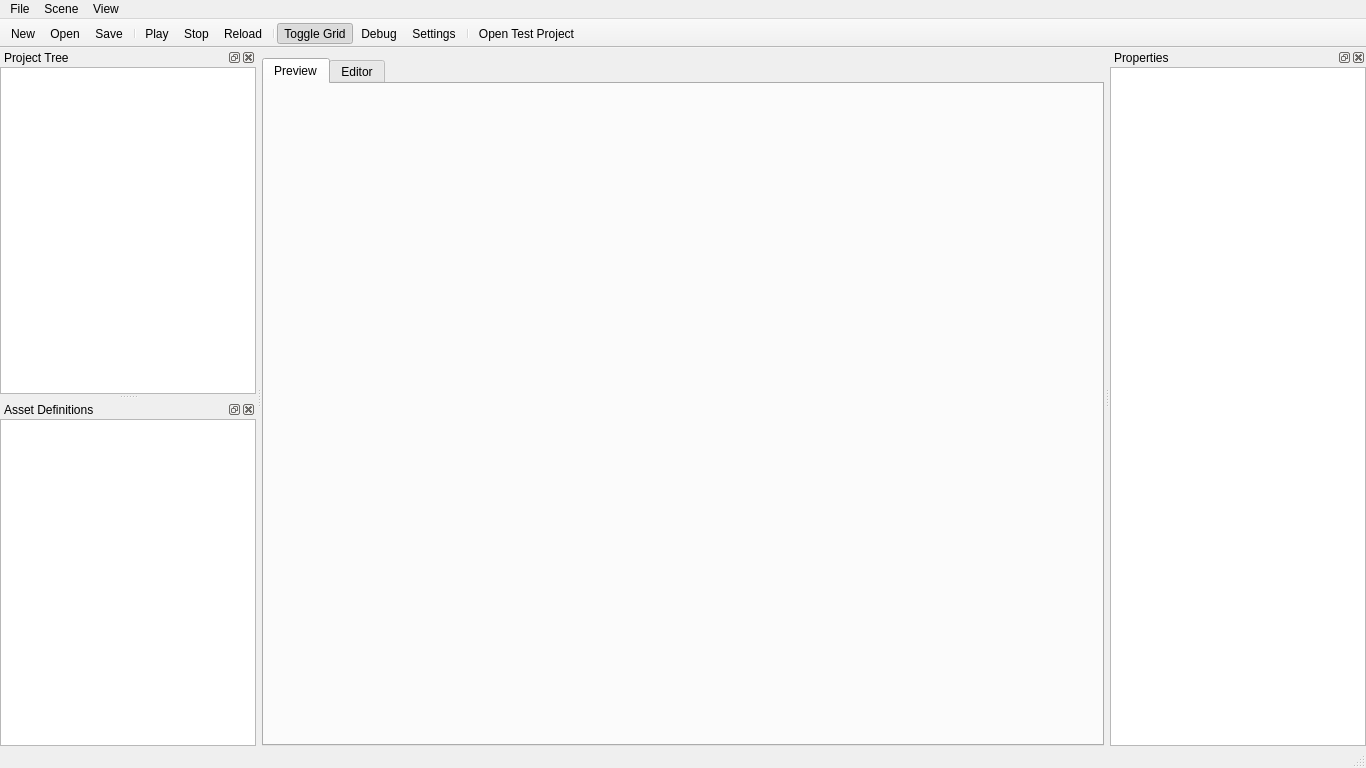
Qt form DreamToolQt/View/MainWindow.ui (BashEdThomps/dream-engine) before a commit.
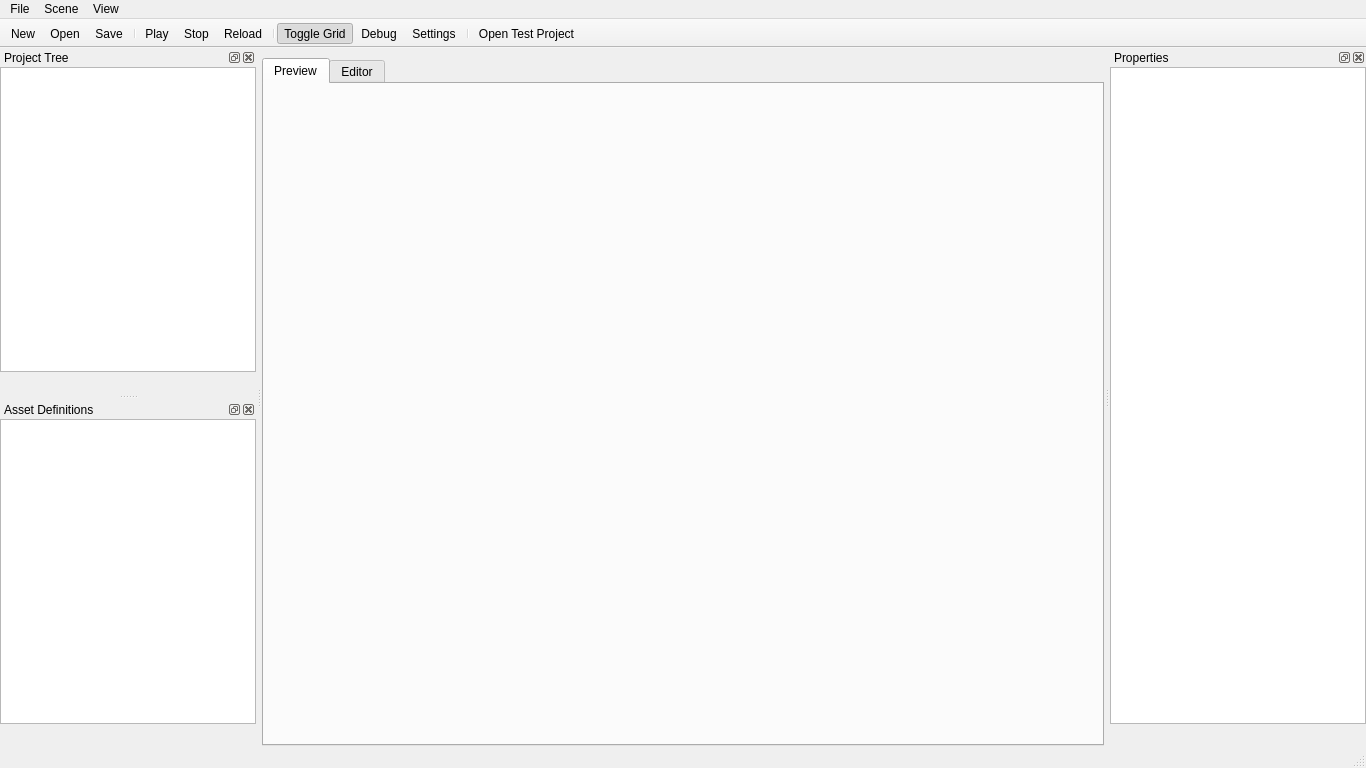
The same form after that commit. Icons and pictures are not drawn.

Diff of the .ui file:
```diff
--- a/DreamToolQt/View/MainWindow.ui
+++ b/DreamToolQt/View/MainWindow.ui
@@ -152,7 +152,15 @@
       <number>0</number>
      </property>
      <item>
+      <layout class="QVBoxLayout" name="verticalLayout_4">
+       <property name="spacing">
+        <number>0</number>
+       </property>
+       <item>
       <widget class="QTreeView" name="projectTreeView">
+         <property name="frameShadow">
+          <enum>QFrame::Sunken</enum>
+         </property>
        <property name="alternatingRowColors">
         <bool>true</bool>
        </property>
@@ -166,6 +174,80 @@
         <bool>false</bool>
        </property>
       </widget>
+       </item>
+       <item>
+        <layout class="QHBoxLayout" name="horizontalLayout">
+         <property name="spacing">
+          <number>0</number>
+         </property>
+         <item>
+          <spacer name="horizontalSpacer">
+           <property name="orientation">
+            <enum>Qt::Horizontal</enum>
+           </property>
+           <property name="sizeHint" stdset="0">
+            <size>
+             <width>40</width>
+             <height>20</height>
+            </size>
+           </property>
+          </spacer>
+         </item>
+         <item>
+          <widget class="QPushButton" name="projectTreeAddButton">
+           <property name="maximumSize">
+            <size>
+             <width>24</width>
+             <height>24</height>
+            </size>
+           </property>
+           <property name="text">
+            <string/>
+           </property>
+           <property name="icon">
+            <iconset resource="../Resources/Resources.qrc">
+             <normaloff>:/images/list-add.png</normaloff>:/images/list-add.png</iconset>
+           </property>
+           <property name="iconSize">
+            <size>
+             <width>24</width>
+             <height>24</height>
+            </size>
+           </property>
+           <property name="flat">
+            <bool>true</bool>
+           </property>
+          </widget>
+         </item>
+         <item>
+          <widget class="QPushButton" name="projectTreeRemoveButton">
+           <property name="maximumSize">
+            <size>
+             <width>24</width>
+             <height>24</height>
+            </size>
+           </property>
+           <property name="text">
+            <string/>
+           </property>
+           <property name="icon">
+            <iconset resource="../Resources/Resources.qrc">
+             <normaloff>:/images/list-remove.png</normaloff>:/images/list-remove.png</iconset>
+           </property>
+           <property name="iconSize">
+            <size>
+             <width>24</width>
+             <height>24</height>
+            </size>
+           </property>
+           <property name="flat">
+            <bool>true</bool>
+           </property>
+          </widget>
+         </item>
+        </layout>
+       </item>
+      </layout>
      </item>
     </layout>
    </widget>
@@ -195,6 +277,11 @@
       <number>0</number>
      </property>
      <item>
+      <layout class="QVBoxLayout" name="verticalLayout_6">
+       <property name="spacing">
+        <number>0</number>
+       </property>
+       <item>
       <widget class="QTreeView" name="propertiesTreeView">
        <property name="mouseTracking">
         <bool>false</bool>
@@ -234,6 +321,83 @@
        </attribute>
       </widget>
      </item>
+       <item>
+        <layout class="QHBoxLayout" name="horizontalLayout_3">
+         <property name="spacing">
+          <number>0</number>
+         </property>
+         <item>
+          <widget class="QPushButton" name="propertiesAddButton">
+           <property name="maximumSize">
+            <size>
+             <width>24</width>
+             <height>24</height>
+            </size>
+           </property>
+           <property name="text">
+            <string/>
+           </property>
+           <property name="icon">
+            <iconset resource="../Resources/Resources.qrc">
+             <normaloff>:/images/list-add.png</normaloff>:/images/list-add.png</iconset>
+           </property>
+           <property name="iconSize">
+            <size>
+             <width>24</width>
+             <height>24</height>
+            </size>
+           </property>
+           <property name="flat">
+            <bool>true</bool>
+           </property>
+          </widget>
+         </item>
+         <item>
+          <widget class="QPushButton" name="propertiesRemoveButton">
+           <property name="maximumSize">
+            <size>
+             <width>24</width>
+             <height>24</height>
+            </size>
+           </property>
+           <property name="text">
+            <string/>
+           </property>
+           <property name="icon">
+            <iconset resource="../Resources/Resources.qrc">
+             <normaloff>:/images/list-remove.png</normaloff>:/images/list-remove.png</iconset>
+           </property>
+           <property name="iconSize">
+            <size>
+             <width>24</width>
+             <height>24</height>
+            </size>
+           </property>
+           <property name="autoRepeat">
+            <bool>false</bool>
+           </property>
+           <property name="flat">
+            <bool>true</bool>
+           </property>
+          </widget>
+         </item>
+         <item>
+          <spacer name="horizontalSpacer_3">
+           <property name="orientation">
+            <enum>Qt::Horizontal</enum>
+           </property>
+           <property name="sizeHint" stdset="0">
+            <size>
+             <width>40</width>
+             <height>20</height>
+            </size>
+           </property>
+          </spacer>
+         </item>
+        </layout>
+       </item>
+      </layout>
+     </item>
     </layout>
    </widget>
   </widget>
@@ -304,6 +468,11 @@
       <number>0</number>
      </property>
      <item>
+      <layout class="QVBoxLayout" name="verticalLayout_5">
+       <property name="spacing">
+        <number>0</number>
+       </property>
+       <item>
       <widget class="QTreeView" name="assetDefinitionTreeView">
        <property name="alternatingRowColors">
         <bool>true</bool>
@@ -318,6 +487,80 @@
         <bool>false</bool>
        </property>
       </widget>
+       </item>
+       <item>
+        <layout class="QHBoxLayout" name="horizontalLayout_2">
+         <property name="spacing">
+          <number>0</number>
+         </property>
+         <item>
+          <spacer name="horizontalSpacer_2">
+           <property name="orientation">
+            <enum>Qt::Horizontal</enum>
+           </property>
+           <property name="sizeHint" stdset="0">
+            <size>
+             <width>40</width>
+             <height>20</height>
+            </size>
+           </property>
+          </spacer>
+         </item>
+         <item>
+          <widget class="QPushButton" name="addAssetDefinitionButton">
+           <property name="maximumSize">
+            <size>
+             <width>24</width>
+             <height>24</height>
+            </size>
+           </property>
+           <property name="text">
+            <string/>
+           </property>
+           <property name="icon">
+            <iconset resource="../Resources/Resources.qrc">
+             <normaloff>:/images/list-add.png</normaloff>:/images/list-add.png</iconset>
+           </property>
+           <property name="iconSize">
+            <size>
+             <width>24</width>
+             <height>24</height>
+            </size>
+           </property>
+           <property name="flat">
+            <bool>true</bool>
+           </property>
+          </widget>
+         </item>
+         <item>
+          <widget class="QPushButton" name="removeAssetDefinitionButton">
+           <property name="maximumSize">
+            <size>
+             <width>24</width>
+             <height>24</height>
+            </size>
+           </property>
+           <property name="text">
+            <string/>
+           </property>
+           <property name="icon">
+            <iconset resource="../Resources/Resources.qrc">
+             <normaloff>:/images/list-remove.png</normaloff>:/images/list-remove.png</iconset>
+           </property>
+           <property name="iconSize">
+            <size>
+             <width>24</width>
+             <height>24</height>
+            </size>
+           </property>
+           <property name="flat">
+            <bool>true</bool>
+           </property>
+          </widget>
+         </item>
+        </layout>
+       </item>
+      </layout>
      </item>
     </layout>
    </widget>
```
Lines whose indentation alone changed are shown as unchanged.
